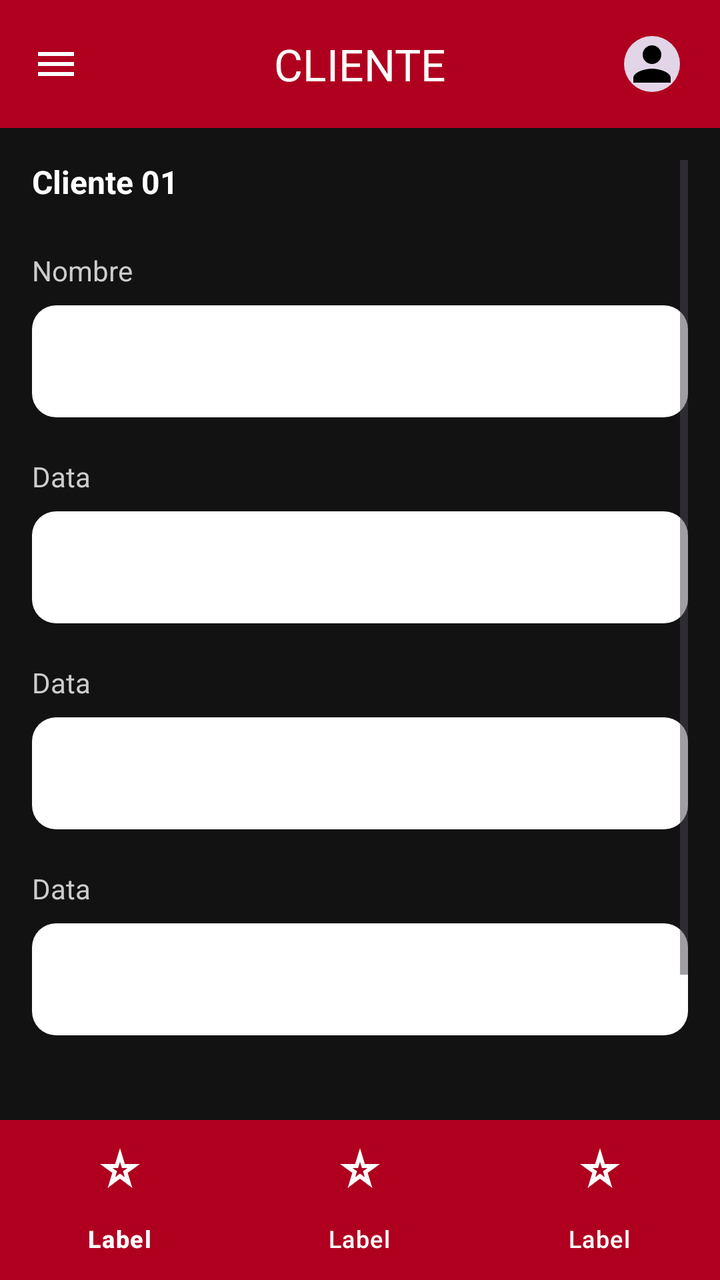
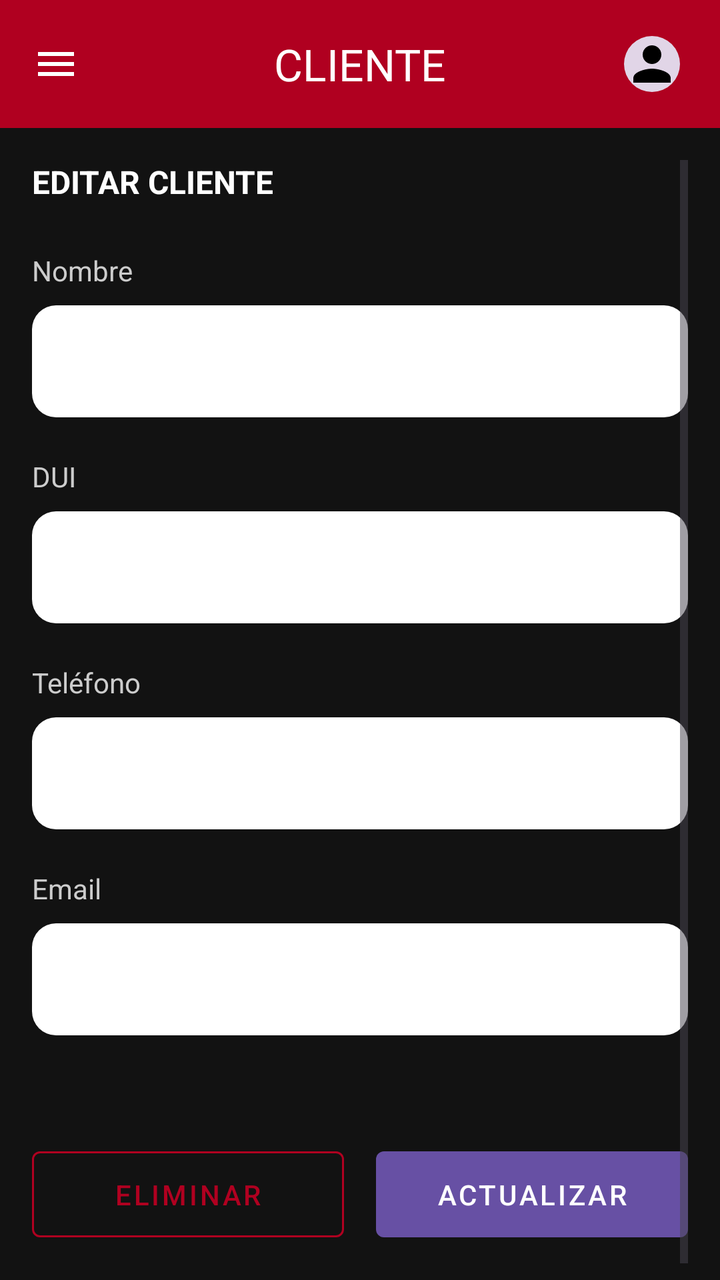

Two renders of the same Android screen: before a commit and after it. Below are the layout's source before the change and the commit's diff.
<!-- AndroidManifest.xml: application theme Theme.Autotechs -->
<!-- res/layout/activity_clientes_editar.xml -->
<?xml version="1.0" encoding="utf-8"?>
<androidx.constraintlayout.widget.ConstraintLayout
    xmlns:android="http://schemas.android.com/apk/res/android"
    xmlns:app="http://schemas.android.com/apk/res-auto"
    xmlns:tools="http://schemas.android.com/tools"
    android:layout_width="match_parent"
    android:layout_height="match_parent"
    android:background="#121212"
    tools:context=".VehiculosCrudActivity">

    <com.google.android.material.appbar.AppBarLayout
        android:id="@+id/appBarLayout"
        android:layout_width="match_parent"
        android:layout_height="wrap_content"
        app:layout_constraintTop_toTopOf="parent">

        <com.google.android.material.appbar.MaterialToolbar
            android:id="@+id/topAppBar"
            android:layout_width="match_parent"
            android:layout_height="?attr/actionBarSize"
            android:background="#B00020"
            app:title="CLIENTE"
            app:titleCentered="true"
            app:titleTextColor="@android:color/white"
            app:navigationIcon="@drawable/ic_menu"
            app:navigationIconTint="@android:color/white">

            <com.google.android.material.imageview.ShapeableImageView
                android:layout_width="36dp"
                android:layout_height="36dp"
                android:layout_gravity="end"
                android:layout_marginEnd="16dp"
                android:src="@drawable/ic_profile_placeholder"
                android:padding="4dp"
                android:background="#E1D5E7"
                app:shapeAppearanceOverlay="@style/CircleImageStyle" />
        </com.google.android.material.appbar.MaterialToolbar>
    </com.google.android.material.appbar.AppBarLayout>

    <ScrollView
        android:layout_width="match_parent"
        android:layout_height="0dp"
        android:paddingHorizontal="16dp"
        android:paddingTop="16dp"
        app:layout_constraintTop_toBottomOf="@id/appBarLayout"
        app:layout_constraintBottom_toTopOf="@id/bottomNavigation">

        <LinearLayout
            android:layout_width="match_parent"
            android:layout_height="wrap_content"
            android:orientation="vertical">

            <TextView
                android:id="@+id/tvSubtitleLabel"
                android:layout_width="wrap_content"
                android:layout_height="wrap_content"
                android:layout_marginBottom="24dp"
                android:text="Cliente 01"
                android:textColor="@android:color/white"
                android:textSize="16sp"
                android:textStyle="bold" />

            <TextView
                android:id="@+id/tvField1Label"
                style="@style/InputFieldLabelStyle"
                android:text="Nombre" />
            <com.google.android.material.textfield.TextInputEditText
                android:id="@+id/etField1"
                style="@style/InputFieldStyle" />

            <TextView
                android:id="@+id/tvField2Label"
                style="@style/InputFieldLabelStyle"
                android:text="Data" />
            <com.google.android.material.textfield.TextInputEditText
                android:id="@+id/etField2"
                style="@style/InputFieldStyle" />

            <TextView
                android:id="@+id/tvField3Label"
                style="@style/InputFieldLabelStyle"
                android:text="Data" />
            <com.google.android.material.textfield.TextInputEditText
                android:id="@+id/etField3"
                style="@style/InputFieldStyle" />

            <TextView
                android:id="@+id/tvField4Label"
                style="@style/InputFieldLabelStyle"
                android:text="Data" />
            <com.google.android.material.textfield.TextInputEditText
                android:id="@+id/etField4"
                style="@style/InputFieldStyle" />

            <View
                android:layout_width="match_parent"
                android:layout_height="32dp" />

            <LinearLayout
                android:layout_width="wrap_content"
                android:layout_height="wrap_content"
                android:layout_gravity="end"
                android:orientation="horizontal"
                android:layout_marginBottom="24dp">

                <com.google.android.material.button.MaterialButton
                    android:id="@+id/btnBorrar"
                    style="@style/OutlinedActionButtonStyle"
                    android:text="BORRAR" />

                <com.google.android.material.button.MaterialButton
                    android:id="@+id/btnEditar"
                    style="@style/SolidActionButtonStyle"
                    android:layout_marginStart="16dp"
                    android:text="EDITAR" />
            </LinearLayout>

        </LinearLayout>
    </ScrollView>

    <com.google.android.material.bottomnavigation.BottomNavigationView
        android:id="@+id/bottomNavigation"
        android:layout_width="match_parent"
        android:layout_height="wrap_content"
        android:background="#B00020"
        app:itemIconTint="@android:color/white"
        app:itemTextColor="@android:color/white"
        app:labelVisibilityMode="labeled"
        app:layout_constraintBottom_toBottomOf="parent"
        app:menu="@menu/bottom_nav_menu" />

</androidx.constraintlayout.widget.ConstraintLayout>
<!-- resources referenced by this layout -->
<resources>
  <!-- drawable ic_menu (drawable) -->
  <vector xmlns:android="http://schemas.android.com/apk/res/android" android:height="24dp" android:tint="#000000" android:viewportHeight="24" android:viewportWidth="24" android:width="24dp">
        
      <path android:fillColor="@android:color/white" android:pathData="M3,18h18v-2L3,16v2zM3,13h18v-2L3,11v2zM3,6v2h18L21,6L3,6z"/>
      
  </vector>
  <!-- drawable ic_profile_placeholder (drawable) -->
  <vector xmlns:android="http://schemas.android.com/apk/res/android" android:height="24dp" android:tint="#000000" android:viewportHeight="24" android:viewportWidth="24" android:width="24dp">
        
      <path android:fillColor="@android:color/white" android:pathData="M12,12c2.21,0 4,-1.79 4,-4s-1.79,-4 -4,-4 -4,1.79 -4,4 1.79,4 4,4zM12,14c-2.67,0 -8,1.34 -8,4v2h16v-2c0,-2.66 -5.33,-4 -8,-4z"/>
      
  </vector>
  <style name="CircleImageStyle">
          <item name="cornerSize">50%</item>
      </style>
  <style name="InputFieldLabelStyle">
          <item name="android:layout_width">wrap_content</item>
          <item name="android:layout_height">wrap_content</item>
          <item name="android:layout_marginBottom">8dp</item>
          <item name="android:textColor">#CCCCCC</item>
          <item name="android:textSize">14sp</item>
      </style>
  <style name="InputFieldStyle">
          <item name="android:layout_width">match_parent</item>
          <item name="android:layout_height">56dp</item>
          <item name="android:layout_marginBottom">20dp</item>
          <item name="android:background">@drawable/bg_input_field</item>
          <item name="android:paddingLeft">16dp</item>
          <item name="android:paddingRight">16dp</item>
          <item name="android:textColor">#000000</item>
          <item name="android:textSize">16sp</item>
      </style>
  <style name="OutlinedActionButtonStyle" parent="Widget.MaterialComponents.Button.OutlinedButton">
          <item name="android:layout_width">wrap_content</item>
          <item name="android:layout_height">wrap_content</item>
          <item name="android:paddingLeft">24dp</item>
          <item name="android:paddingRight">24dp</item>
          <item name="android:paddingTop">12dp</item>
          <item name="android:paddingBottom">12dp</item>
          <item name="android:textColor">@android:color/white</item>
          <item name="cornerSize">24dp</item>
          <item name="strokeColor">#FFFFFF</item>
          <item name="strokeWidth">1dp</item>
      </style>
  <style name="SolidActionButtonStyle" parent="BaseActionButtonStyle">
          <item name="backgroundTint">#6750A4</item>
      </style>
  <style name="Theme.Autotechs" parent="Base.Theme.Autotechs" />
  <!-- drawable bg_input_field (drawable) -->
  <?xml version="1.0" encoding="utf-8"?>
  <shape xmlns:android="http://schemas.android.com/apk/res/android">
      <solid android:color="@android:color/white" />
      <corners android:radius="12dp" />
  </shape>
  <style name="BaseActionButtonStyle" parent="Widget.MaterialComponents.Button.UnelevatedButton">
          <item name="android:layout_width">wrap_content</item>
          <item name="android:layout_height">wrap_content</item>
          <item name="android:paddingLeft">24dp</item>
          <item name="android:paddingRight">24dp</item>
          <item name="android:paddingTop">12dp</item>
          <item name="android:paddingBottom">12dp</item>
          <item name="android:textColor">@android:color/white</item>
          <item name="cornerSize">24dp</item>
      </style>
  <style name="Base.Theme.Autotechs" parent="Theme.Material3.DayNight.NoActionBar">
          
          
      </style>
</resources>

<!-- the commit's change to res/layout/activity_clientes_editar.xml (unified diff, before → after) -->
@@ -43,7 +43,7 @@
         android:paddingHorizontal="16dp"
         android:paddingTop="16dp"
         app:layout_constraintTop_toBottomOf="@id/appBarLayout"
-        app:layout_constraintBottom_toTopOf="@id/bottomNavigation">
+        app:layout_constraintBottom_toBottomOf="parent">
 
         <LinearLayout
             android:layout_width="match_parent"
@@ -51,82 +51,77 @@
             android:orientation="vertical">
 
             <TextView
-                android:id="@+id/tvSubtitleLabel"
+                android:id="@+id/tvLabelEditar"
                 android:layout_width="wrap_content"
                 android:layout_height="wrap_content"
                 android:layout_marginBottom="24dp"
-                android:text="Cliente 01"
+                android:text="EDITAR CLIENTE"
                 android:textColor="@android:color/white"
                 android:textSize="16sp"
                 android:textStyle="bold" />
 
             <TextView
-                android:id="@+id/tvField1Label"
                 style="@style/InputFieldLabelStyle"
                 android:text="Nombre" />
             <com.google.android.material.textfield.TextInputEditText
-                android:id="@+id/etField1"
+                android:id="@+id/etNombre"
                 style="@style/InputFieldStyle" />
 
             <TextView
-                android:id="@+id/tvField2Label"
                 style="@style/InputFieldLabelStyle"
-                android:text="Data" />
+                android:text="DUI" />
             <com.google.android.material.textfield.TextInputEditText
-                android:id="@+id/etField2"
-                style="@style/InputFieldStyle" />
+                android:id="@+id/etDui"
+                style="@style/InputFieldStyle"
+                android:inputType="number" />
 
             <TextView
-                android:id="@+id/tvField3Label"
                 style="@style/InputFieldLabelStyle"
-                android:text="Data" />
+                android:text="Teléfono" />
             <com.google.android.material.textfield.TextInputEditText
-                android:id="@+id/etField3"
-                style="@style/InputFieldStyle" />
+                android:id="@+id/etTelefono"
+                style="@style/InputFieldStyle"
+                android:inputType="phone" />
 
             <TextView
-                android:id="@+id/tvField4Label"
                 style="@style/InputFieldLabelStyle"
-                android:text="Data" />
+                android:text="Email" />
             <com.google.android.material.textfield.TextInputEditText
-                android:id="@+id/etField4"
-                style="@style/InputFieldStyle" />
+                android:id="@+id/etEmail"
+                style="@style/InputFieldStyle"
+                android:inputType="textEmailAddress" />
 
             <View
                 android:layout_width="match_parent"
                 android:layout_height="32dp" />
 
             <LinearLayout
-                android:layout_width="wrap_content"
+                android:layout_width="match_parent"
                 android:layout_height="wrap_content"
-                android:layout_gravity="end"
                 android:orientation="horizontal"
                 android:layout_marginBottom="24dp">
 
                 <com.google.android.material.button.MaterialButton
                     android:id="@+id/btnBorrar"
                     style="@style/OutlinedActionButtonStyle"
-                    android:text="BORRAR" />
+                    android:layout_width="0dp"
+                    android:layout_weight="1"
+                    android:layout_height="wrap_content"
+                    android:text="ELIMINAR"
+                    android:textColor="#B00020"
+                    app:strokeColor="#B00020" />
 
                 <com.google.android.material.button.MaterialButton
-                    android:id="@+id/btnEditar"
+                    android:id="@+id/btnActualizar"
                     style="@style/SolidActionButtonStyle"
+                    android:layout_width="0dp"
+                    android:layout_weight="1"
+                    android:layout_height="wrap_content"
                     android:layout_marginStart="16dp"
-                    android:text="EDITAR" />
+                    android:text="ACTUALIZAR" />
             </LinearLayout>
 
         </LinearLayout>
     </ScrollView>
 
-    <com.google.android.material.bottomnavigation.BottomNavigationView
-        android:id="@+id/bottomNavigation"
-        android:layout_width="match_parent"
-        android:layout_height="wrap_content"
-        android:background="#B00020"
-        app:itemIconTint="@android:color/white"
-        app:itemTextColor="@android:color/white"
-        app:labelVisibilityMode="labeled"
-        app:layout_constraintBottom_toBottomOf="parent"
-        app:menu="@menu/bottom_nav_menu" />
-
 </androidx.constraintlayout.widget.ConstraintLayout>
